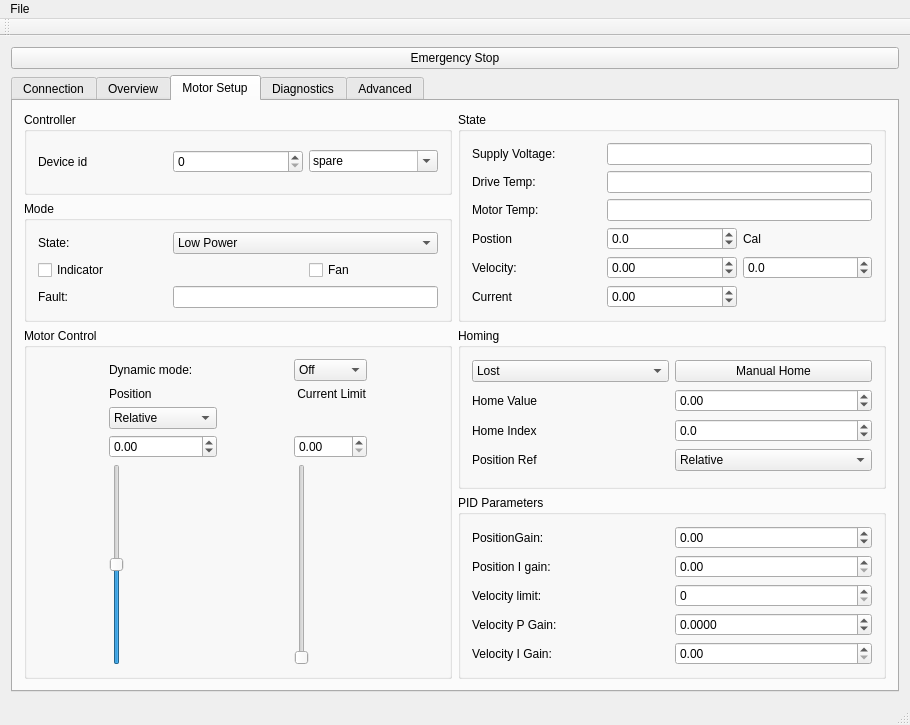
Old version of the form Bark/mainwindow.ui in the repository craftit/DogBotSoftware.
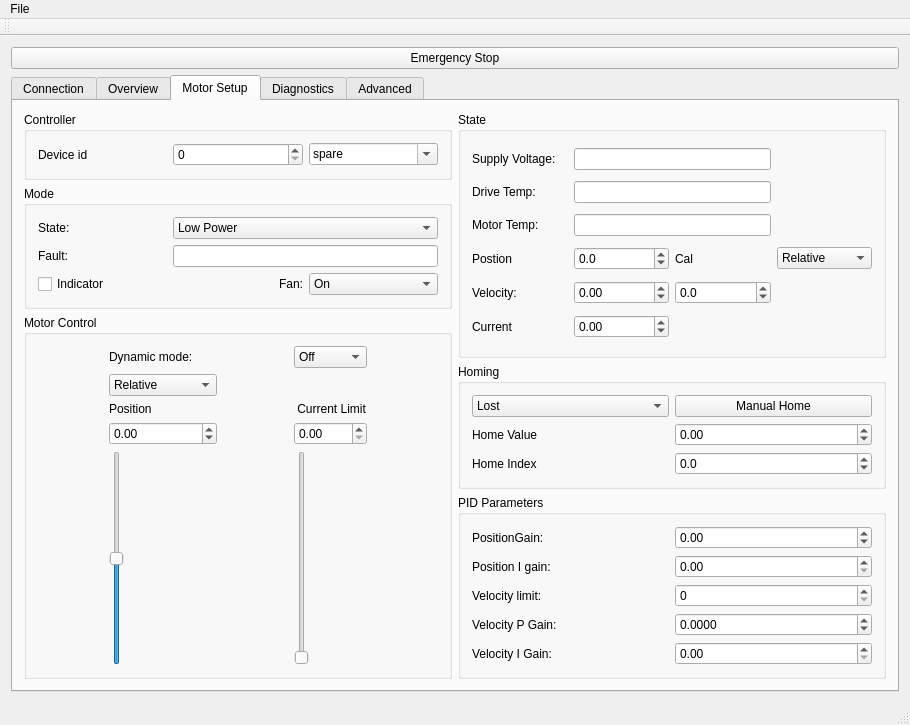
New version of the form. The open tabs and pages were chosen to show the change.

```diff
--- a/Bark/mainwindow.ui
+++ b/Bark/mainwindow.ui
@@ -342,222 +342,6 @@
           </layout>
          </widget>
         </item>
-        <item row="0" column="1" rowspan="2">
-         <widget class="QGroupBox" name="groupBox_5">
-          <property name="title">
-           <string>State</string>
-          </property>
-          <layout class="QGridLayout" name="gridLayout_9">
-           <item row="4" column="3">
-            <widget class="QDoubleSpinBox" name="doubleSpinBoxDemandVelocity">
-             <property name="decimals">
-              <number>1</number>
-             </property>
-             <property name="minimum">
-              <double>-10000.000000000000000</double>
-             </property>
-             <property name="maximum">
-              <double>10000.000000000000000</double>
-             </property>
-            </widget>
-           </item>
-           <item row="3" column="3">
-            <widget class="QLabel" name="labelCalState">
-             <property name="text">
-              <string>Cal</string>
-             </property>
-            </widget>
-           </item>
-           <item row="4" column="0">
-            <widget class="QLabel" name="label_23">
-             <property name="text">
-              <string>Velocity:</string>
-             </property>
-            </widget>
-           </item>
-           <item row="3" column="2">
-            <widget class="QDoubleSpinBox" name="doubleSpinBoxPostion">
-             <property name="decimals">
-              <number>1</number>
-             </property>
-             <property name="minimum">
-              <double>-360.000000000000000</double>
-             </property>
-             <property name="maximum">
-              <double>360.000000000000000</double>
-             </property>
-            </widget>
-           </item>
-           <item row="5" column="2">
-            <widget class="QDoubleSpinBox" name="doubleSpinBoxTorque_2">
-             <property name="minimum">
-              <double>-20.000000000000000</double>
-             </property>
-             <property name="maximum">
-              <double>20.000000000000000</double>
-             </property>
-            </widget>
-           </item>
-           <item row="4" column="2">
-            <widget class="QDoubleSpinBox" name="doubleSpinBoxVelocity">
-             <property name="minimum">
-              <double>-1000000.000000000000000</double>
-             </property>
-             <property name="maximum">
-              <double>1000000.000000000000000</double>
-             </property>
-            </widget>
-           </item>
-           <item row="0" column="0">
-            <widget class="QLabel" name="label_18">
-             <property name="text">
-              <string>Supply Voltage:</string>
-             </property>
-            </widget>
-           </item>
-           <item row="1" column="0">
-            <widget class="QLabel" name="label_19">
-             <property name="text">
-              <string>Drive Temp:</string>
-             </property>
-            </widget>
-           </item>
-           <item row="2" column="0">
-            <widget class="QLabel" name="label_33">
-             <property name="text">
-              <string>Motor Temp:</string>
-             </property>
-            </widget>
-           </item>
-           <item row="3" column="0">
-            <widget class="QLabel" name="label_13">
-             <property name="text">
-              <string>Postion</string>
-             </property>
-            </widget>
-           </item>
-           <item row="5" column="0">
-            <widget class="QLabel" name="label_14">
-             <property name="text">
-              <string>Current</string>
-             </property>
-            </widget>
-           </item>
-           <item row="1" column="2" colspan="2">
-            <widget class="QLineEdit" name="lineEdit_DriveTemperature"/>
-           </item>
-           <item row="0" column="2" colspan="2">
-            <widget class="QLineEdit" name="lineEdit_SupplyVoltage"/>
-           </item>
-           <item row="2" column="2" colspan="2">
-            <widget class="QLineEdit" name="lineEdit_MotorTemperature"/>
-           </item>
-          </layout>
-         </widget>
-        </item>
-        <item row="2" column="1" rowspan="2">
-         <widget class="QGroupBox" name="groupBox_6">
-          <property name="title">
-           <string>Homing</string>
-          </property>
-          <layout class="QGridLayout" name="gridLayout_10">
-           <item row="1" column="0">
-            <widget class="QComboBox" name="comboBoxCalibration">
-             <item>
-              <property name="text">
-               <string>Lost</string>
-              </property>
-             </item>
-             <item>
-              <property name="text">
-               <string>Measuring</string>
-              </property>
-             </item>
-             <item>
-              <property name="text">
-               <string>Homed</string>
-              </property>
-             </item>
-            </widget>
-           </item>
-           <item row="1" column="1">
-            <widget class="QPushButton" name="pushButtonCalZero">
-             <property name="text">
-              <string>Manual Home</string>
-             </property>
-            </widget>
-           </item>
-           <item row="2" column="0">
-            <widget class="QLabel" name="label_15">
-             <property name="text">
-              <string>Home Value</string>
-             </property>
-            </widget>
-           </item>
-           <item row="2" column="1">
-            <widget class="QDoubleSpinBox" name="doubleSpinBoxCalibrationOffset">
-             <property name="minimum">
-              <double>-720.000000000000000</double>
-             </property>
-             <property name="maximum">
-              <double>720.000000000000000</double>
-             </property>
-            </widget>
-           </item>
-           <item row="3" column="0">
-            <widget class="QLabel" name="label_28">
-             <property name="text">
-              <string>Home Index</string>
-             </property>
-            </widget>
-           </item>
-           <item row="3" column="1">
-            <widget class="QDoubleSpinBox" name="doubleSpinBoxHomeIndexOffset">
-             <property name="decimals">
-              <number>1</number>
-             </property>
-             <property name="minimum">
-              <double>-360.000000000000000</double>
-             </property>
-             <property name="maximum">
-              <double>360.000000000000000</double>
-             </property>
-            </widget>
-           </item>
-           <item row="4" column="0">
-            <widget class="QLabel" name="label_8">
-             <property name="text">
-              <string>Position Ref</string>
-             </property>
-            </widget>
-           </item>
-           <item row="4" column="1">
-            <widget class="QComboBox" name="comboBoxPositionRef">
-             <item>
-              <property name="text">
-               <string>Relative</string>
-              </property>
-             </item>
-             <item>
-              <property name="text">
-               <string>Absolute</string>
-              </property>
-             </item>
-             <item>
-              <property name="text">
-               <string>RelativeOther</string>
-              </property>
-             </item>
-             <item>
-              <property name="text">
-               <string>AbsoluteOther</string>
-              </property>
-             </item>
-            </widget>
-           </item>
-          </layout>
-         </widget>
-        </item>
         <item row="1" column="0">
          <widget class="QGroupBox" name="groupBox_10">
           <property name="title">
@@ -630,17 +414,39 @@
              </item>
             </widget>
            </item>
-           <item row="1" column="0">
+           <item row="4" column="0">
             <widget class="QCheckBox" name="checkBoxIndicator">
              <property name="text">
               <string>Indicator</string>
              </property>
             </widget>
            </item>
-           <item row="1" column="2">
-            <widget class="QCheckBox" name="checkBoxFan">
+           <item row="4" column="2">
+            <widget class="QComboBox" name="comboBoxFanState">
+             <item>
+              <property name="text">
+               <string>On</string>
+              </property>
+             </item>
+             <item>
+              <property name="text">
+               <string>Off</string>
+              </property>
+             </item>
+             <item>
+              <property name="text">
+               <string>Auto</string>
+              </property>
+             </item>
+            </widget>
+           </item>
+           <item row="4" column="1">
+            <widget class="QLabel" name="label_12">
              <property name="text">
-              <string>Fan</string>
+              <string>Fan:</string>
+             </property>
+             <property name="alignment">
+              <set>Qt::AlignRight|Qt::AlignTrailing|Qt::AlignVCenter</set>
              </property>
             </widget>
            </item>
@@ -682,20 +488,6 @@
              </item>
             </widget>
            </item>
-           <item row="2" column="0">
-            <widget class="QLabel" name="label_5">
-             <property name="text">
-              <string>Position</string>
-             </property>
-            </widget>
-           </item>
-           <item row="2" column="1">
-            <widget class="QLabel" name="label_4">
-             <property name="text">
-              <string> Current Limit</string>
-             </property>
-            </widget>
-           </item>
            <item row="4" column="0">
             <widget class="QDoubleSpinBox" name="doubleSpinBoxDemandPosition">
              <property name="minimum">
@@ -743,7 +535,21 @@
              </property>
             </widget>
            </item>
+           <item row="3" column="1">
+            <widget class="QLabel" name="label_4">
+             <property name="text">
+              <string> Current Limit</string>
+             </property>
+            </widget>
+           </item>
            <item row="3" column="0">
+            <widget class="QLabel" name="label_5">
+             <property name="text">
+              <string>Position</string>
+             </property>
+            </widget>
+           </item>
+           <item row="1" column="0">
             <widget class="QComboBox" name="comboBox">
              <item>
               <property name="text">
@@ -770,6 +576,205 @@
           </layout>
          </widget>
         </item>
+        <item row="3" column="1">
+         <widget class="QGroupBox" name="groupBox_6">
+          <property name="title">
+           <string>Homing</string>
+          </property>
+          <layout class="QGridLayout" name="gridLayout_10">
+           <item row="1" column="0">
+            <widget class="QComboBox" name="comboBoxCalibration">
+             <item>
+              <property name="text">
+               <string>Lost</string>
+              </property>
+             </item>
+             <item>
+              <property name="text">
+               <string>Measuring</string>
+              </property>
+             </item>
+             <item>
+              <property name="text">
+               <string>Homed</string>
+              </property>
+             </item>
+            </widget>
+           </item>
+           <item row="1" column="1">
+            <widget class="QPushButton" name="pushButtonCalZero">
+             <property name="text">
+              <string>Manual Home</string>
+             </property>
+            </widget>
+           </item>
+           <item row="2" column="0">
+            <widget class="QLabel" name="label_15">
+             <property name="text">
+              <string>Home Value</string>
+             </property>
+            </widget>
+           </item>
+           <item row="2" column="1">
+            <widget class="QDoubleSpinBox" name="doubleSpinBoxCalibrationOffset">
+             <property name="minimum">
+              <double>-720.000000000000000</double>
+             </property>
+             <property name="maximum">
+              <double>720.000000000000000</double>
+             </property>
+            </widget>
+           </item>
+           <item row="3" column="0">
+            <widget class="QLabel" name="label_28">
+             <property name="text">
+              <string>Home Index</string>
+             </property>
+            </widget>
+           </item>
+           <item row="3" column="1">
+            <widget class="QDoubleSpinBox" name="doubleSpinBoxHomeIndexOffset">
+             <property name="decimals">
+              <number>1</number>
+             </property>
+             <property name="minimum">
+              <double>-360.000000000000000</double>
+             </property>
+             <property name="maximum">
+              <double>360.000000000000000</double>
+             </property>
+            </widget>
+           </item>
+          </layout>
+         </widget>
+        </item>
+        <item row="0" column="1" rowspan="3">
+         <widget class="QGroupBox" name="groupBox_5">
+          <property name="title">
+           <string>State</string>
+          </property>
+          <layout class="QGridLayout" name="gridLayout_9">
+           <item row="4" column="3">
+            <widget class="QDoubleSpinBox" name="doubleSpinBoxDemandVelocity">
+             <property name="decimals">
+              <number>1</number>
+             </property>
+             <property name="minimum">
+              <double>-10000.000000000000000</double>
+             </property>
+             <property name="maximum">
+              <double>10000.000000000000000</double>
+             </property>
+            </widget>
+           </item>
+           <item row="3" column="3">
+            <widget class="QLabel" name="labelCalState">
+             <property name="text">
+              <string>Cal</string>
+             </property>
+            </widget>
+           </item>
+           <item row="4" column="0">
+            <widget class="QLabel" name="label_23">
+             <property name="text">
+              <string>Velocity:</string>
+             </property>
+            </widget>
+           </item>
+           <item row="3" column="2">
+            <widget class="QDoubleSpinBox" name="doubleSpinBoxPostion">
+             <property name="decimals">
+              <number>1</number>
+             </property>
+             <property name="minimum">
+              <double>-360.000000000000000</double>
+             </property>
+             <property name="maximum">
+              <double>360.000000000000000</double>
+             </property>
+            </widget>
+           </item>
+           <item row="5" column="2">
+            <widget class="QDoubleSpinBox" name="doubleSpinBoxTorque_2">
+             <property name="minimum">
+              <double>-20.000000000000000</double>
+             </property>
+             <property name="maximum">
+              <double>20.000000000000000</double>
+             </property>
+            </widget>
+           </item>
+           <item row="4" column="2">
+            <widget class="QDoubleSpinBox" name="doubleSpinBoxVelocity">
+             <property name="minimum">
+              <double>-1000000.000000000000000</double>
+             </property>
+             <property name="maximum">
+              <double>1000000.000000000000000</double>
+             </property>
+            </widget>
+           </item>
+           <item row="0" column="0">
+            <widget class="QLabel" name="label_18">
+             <property name="text">
+              <string>Supply Voltage:</string>
+             </property>
+            </widget>
+           </item>
+           <item row="1" column="0">
+            <widget class="QLabel" name="label_19">
+             <property name="text">
+              <string>Drive Temp:</string>
+             </property>
+            </widget>
+           </item>
+           <item row="2" column="0">
+            <widget class="QLabel" name="label_33">
+             <property name="text">
+              <string>Motor Temp:</string>
+             </property>
+            </widget>
+           </item>
+           <item row="1" column="2" colspan="2">
+            <widget class="QLineEdit" name="lineEdit_DriveTemperature"/>
+           </item>
+           <item row="3" column="0">
+            <widget class="QLabel" name="label_13">
+             <property name="text">
+              <string>Postion</string>
+             </property>
+            </widget>
+           </item>
+           <item row="0" column="2" colspan="2">
+            <widget class="QLineEdit" name="lineEdit_SupplyVoltage"/>
+           </item>
+           <item row="5" column="0">
+            <widget class="QLabel" name="label_14">
+             <property name="text">
+              <string>Current</string>
+             </property>
+            </widget>
+           </item>
+           <item row="2" column="2" colspan="2">
+            <widget class="QLineEdit" name="lineEdit_MotorTemperature"/>
+           </item>
+           <item row="3" column="4">
+            <widget class="QComboBox" name="comboBoxPositionRef">
+             <item>
+              <property name="text">
+               <string>Relative</string>
+              </property>
+             </item>
+             <item>
+              <property name="text">
+               <string>Absolute</string>
+              </property>
+             </item>
+            </widget>
+           </item>
+          </layout>
+         </widget>
+        </item>
        </layout>
       </widget>
       <widget class="QWidget" name="tab_2">
```
Left out of the diff: 66 changed lines with no effect on the pictures.
